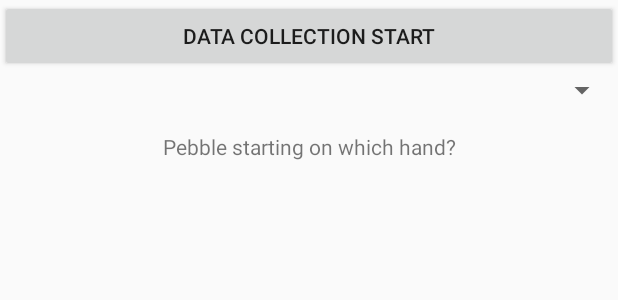
After one commit to everettyang/smoking_app, an Android app: the layout activity_home.xml on its own in the app's theme, with its tools: preview values and no code run, on a phone screen of 412 x 824 dp. The commit adds this screen. Shown: the top 300 px of the screen. Run offline under Robolectric (Android 15) with nearby library versions, the phone set to English and light mode, and no system bars.

Commit message:
* Fix build process
* Start GUI in new activity
* Add gitignore

```diff
--- a/app/src/main/java/edu/tamu/geoinnovation/fpx/Activities/MainActivity.java
+++ b/app/src/main/java/edu/tamu/geoinnovation/fpx/Activities/MainActivity.java
@@ -82,10 +82,11 @@ import edu.tamu.geoinnovation.fpx.Utils.UserInfo;
 import retrofit2.Call;
 import retrofit2.Callback;
 import retrofit2.Response;
+import rx.schedulers.Schedulers;
 import retrofit2.Retrofit;
 import rx.Observable;
 import rx.Subscriber;
-import rx.android.schedulers.AndroidSchedulers;
+//import rx.android.schedulers.AndroidSchedulers;
 import rx.schedulers.Schedulers;
 
 public class MainActivity extends Activity implements com.google.android.gms.location.LocationListener, GoogleApiClient.ConnectionCallbacks,
--- /dev/null
+++ b/app/src/main/res/layout/activity_home.xml
@@ -0,0 +1,45 @@
+<?xml version="1.0" encoding="utf-8"?>
+<LinearLayout xmlns:android="http://schemas.android.com/apk/res/android"
+    android:orientation="vertical"
+    android:layout_width="match_parent"
+    android:layout_height="match_parent">
+
+    <Button
+        android:id="@+id/start_stop"
+        android:layout_width="match_parent"
+        android:layout_height="wrap_content"
+        android:text="Data Collection Start" />
+
+    <Spinner
+        android:id="@+id/user_id"
+        android:layout_width="match_parent"
+        android:layout_height="wrap_content" />
+
+    <TextView
+        android:id="@+id/pebble_start"
+        android:layout_width="match_parent"
+        android:layout_height="wrap_content"
+        android:layout_marginTop="@dimen/activity_horizontal_margin"
+        android:gravity="center"
+        android:text="Pebble starting on which hand?" />
+
+    <LinearLayout
+        android:layout_height="wrap_content"
+        android:layout_width="0dp"
+        android:layout_weight="1"
+        android:orientation="vertical" >
+
+        <Button
+            android:id="@+id/left_button"
+            android:layout_width="match_parent"
+            android:layout_height="wrap_content"
+            android:text="Left" />
+
+        <Button
+            android:id="@+id/right_button"
+            android:layout_width="match_parent"
+            android:layout_height="wrap_content"
+            android:text="Right" />
+
+    </LinearLayout>
+</LinearLayout>
```
Also changed, not shown: app/build.gradle (added, +36 -0 lines), build.gradle (+5 -5 lines), 447 other files.
